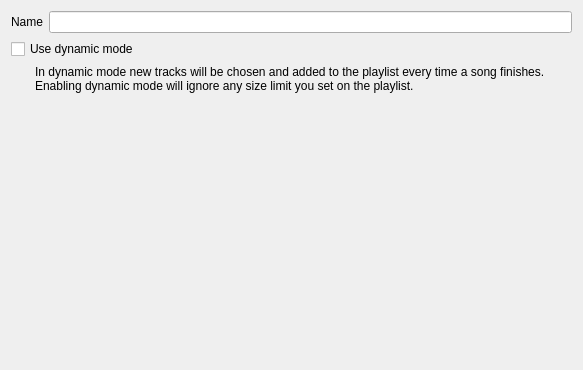
Above: src/smartplaylists/wizardfinishpage.ui from clementine-player/Clementine before the change. Below: the same form after it.
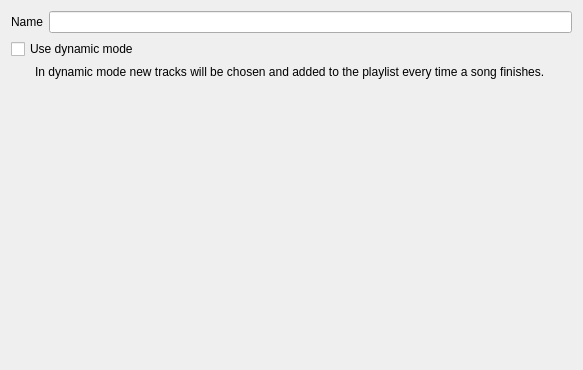
That is the form after the change.

Commit message: Make dynamic playlists use the limit specified in the smart playlist dialog.  Thanks google@robbertkrebbers.nl.  Fixes issue 1082.  Fixes issue 1192.

Diff of the .ui file:
```diff
--- a/src/smartplaylists/wizardfinishpage.ui
+++ b/src/smartplaylists/wizardfinishpage.ui
@@ -40,7 +40,7 @@
       <item>
        <widget class="QLabel" name="label_2">
         <property name="text">
-         <string>In dynamic mode new tracks will be chosen and added to the playlist every time a song finishes.  Enabling dynamic mode will ignore any size limit you set on the playlist.</string>
+         <string>In dynamic mode new tracks will be chosen and added to the playlist every time a song finishes.</string>
         </property>
         <property name="wordWrap">
          <bool>true</bool>
```
The commit also changes 6 other files.
